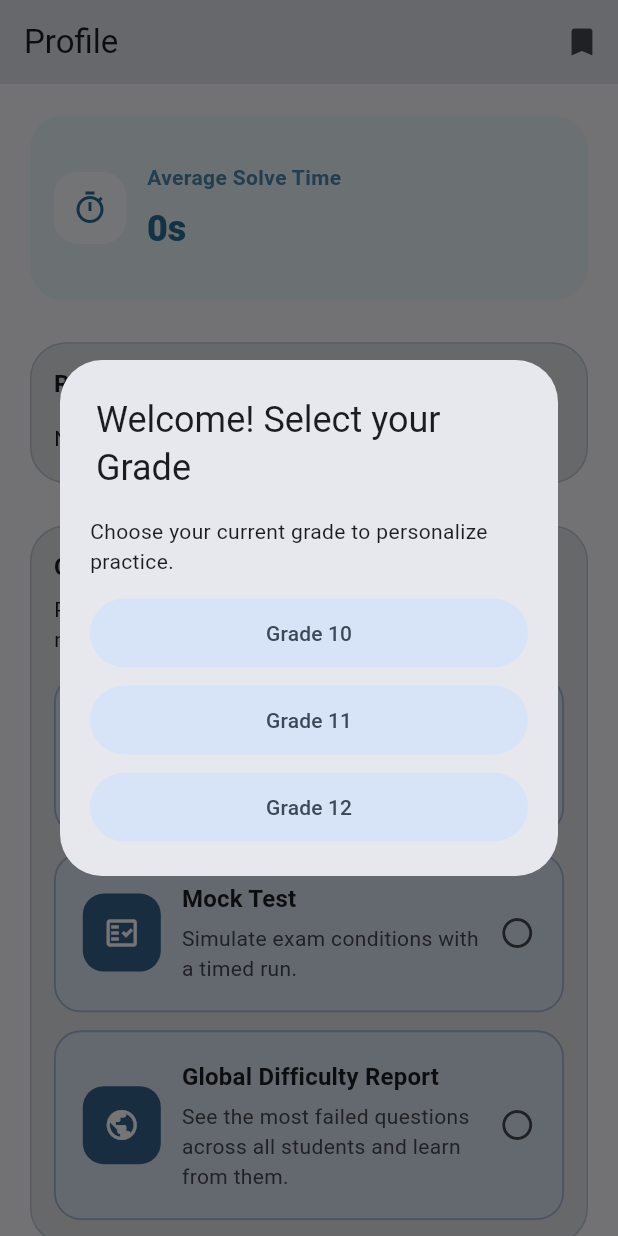
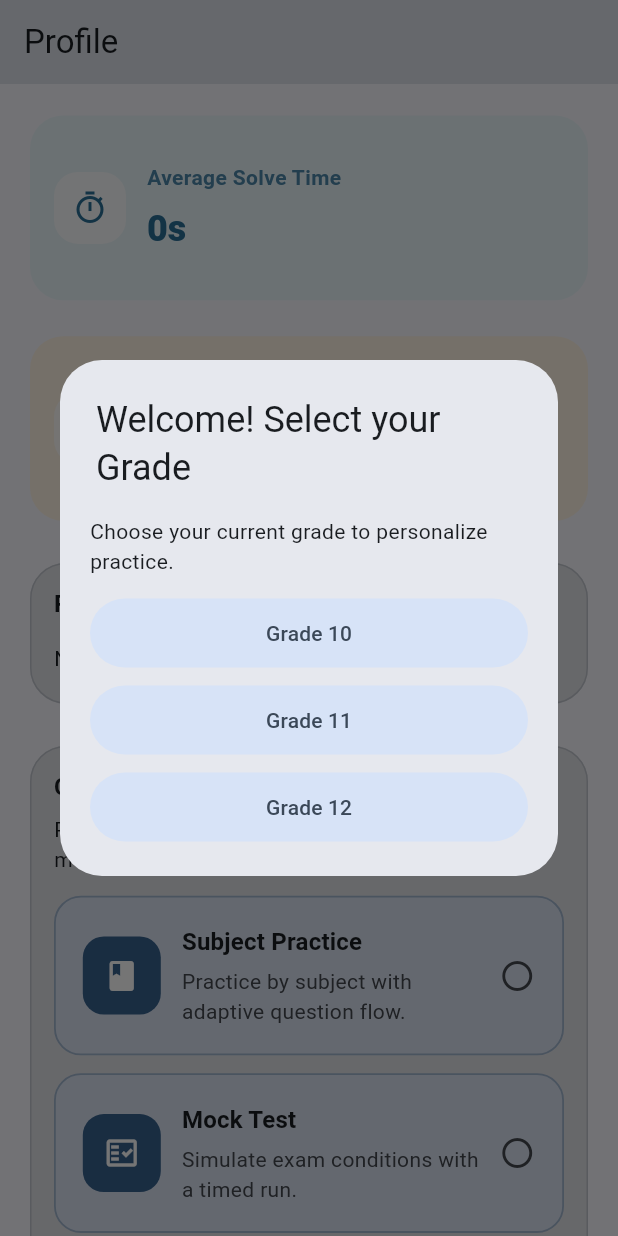
Before and after one commit to TalbiMohamedAmine/QiyasReady, a Flutter app: the screen it shows once a user with an empty profile is signed in, scrolled down 576 dp, on a phone screen of 412 x 824 dp. Run offline on Flutter 3.47's test engine with Material 3 defaults, Android fonts, the phone set to English and light mode, and no system bars; our stand-ins replace cloud_firestore, firebase_auth, firebase_core, flutter_dotenv, flutter_markdown, flutter_riverpod and 2 more; missing offline and left inert: screen_protector; accounts and stored records are empty.

Commit message:
feat: add ProfileDashboardScreen and clean up redundant crypto dependency in pubspec.yaml

```diff
--- a/lib/features/profile/screens/profile_dashboard_screen.dart
+++ b/lib/features/profile/screens/profile_dashboard_screen.dart
@@ -8,6 +8,7 @@ import '../../analytics/screens/global_report_screen.dart';
 import '../../adaptive_practice/screens/practice_runner_screen.dart';
 import '../../onboarding/screens/welcome_screen.dart';
 import '../screens/bookmarked_questions_screen.dart';
+import '../../practice/services/bookmark_service.dart';
 import '../../auth/providers/auth_provider.dart';
 import '../../mock_exam/screens/mock_exam_screen.dart';
 import '../../subscriptions/providers/subscriptions_provider.dart';
@@ -102,19 +103,6 @@ class ProfileDashboardScreen extends ConsumerWidget {
       appBar: AppBar(
         title: const Text('Profile'),
         centerTitle: false,
-        actions: [
-          IconButton(
-            onPressed: () {
-              Navigator.of(context).push(
-                MaterialPageRoute<void>(
-                  builder: (_) => const BookmarkedQuestionsScreen(),
-                ),
-              );
-            },
-            icon: const Icon(Icons.bookmark_rounded),
-            tooltip: 'Saved Questions',
-          ),
-        ],
       ),
       body: SafeArea(
         child: Center(
@@ -140,6 +128,9 @@ class ProfileDashboardScreen extends ConsumerWidget {
                       final isWide = constraints.maxWidth >= 720;
                       final crossAxisCount = isWide ? 2 : 1;
 
+                    final bookmarksAsync = ref.watch(bookmarkedQuestionsProvider);
+                    final savedCount = bookmarksAsync.valueOrNull?.length ?? 0;
+
                       return GridView(
                         shrinkWrap: true,
                         physics: const NeverScrollableScrollPhysics(),
@@ -150,33 +141,39 @@ class ProfileDashboardScreen extends ConsumerWidget {
                           childAspectRatio: isWide ? 1.65 : 2.9,
                         ),
                         children: profileAsync.when(
-                          loading: () => const [
-                            _StatsLoadingCard(
+                          loading: () => [
+                            const _StatsLoadingCard(
                                 label: 'Total Questions Answered'),
-                            _StatsLoadingCard(label: 'Overall Accuracy'),
-                            _StatsLoadingCard(label: 'Average Solve Time'),
+                            const _StatsLoadingCard(label: 'Overall Accuracy'),
+                            const _StatsLoadingCard(label: 'Average Solve Time'),
+                            _BookmarkStatCard(
+                              value: '$savedCount',
+                            ),
                           ],
-                          error: (_, __) => const [
-                            StatCard(
+                          error: (_, __) => [
+                            const StatCard(
                               label: 'Total Questions Answered',
                               value: '0',
                               icon: Icons.quiz_outlined,
                               accentColor: Color(0xFF0F4C81),
                               backgroundColor: Color(0xFFEAF3FF),
                             ),
-                            StatCard(
+                            const StatCard(
                               label: 'Overall Accuracy',
                               value: '0%',
                               icon: Icons.track_changes_outlined,
                               accentColor: Color(0xFF1B7F5B),
                               backgroundColor: Color(0xFFE7F7F0),
                             ),
-                            StatCard(
+                            const StatCard(
                               label: 'Average Solve Time',
                               value: '0s',
                               icon: Icons.timer_outlined,
                               accentColor: Color(0xFF2A6F97),
                               backgroundColor: Color(0xFFEAF6FB),
+                            ),
+                            _BookmarkStatCard(
+                              value: '$savedCount',
                             ),
                           ],
                           data: (_) => [
@@ -200,6 +197,9 @@ class ProfileDashboardScreen extends ConsumerWidget {
                               icon: Icons.timer_outlined,
                               accentColor: const Color(0xFF2A6F97),
                               backgroundColor: const Color(0xFFEAF6FB),
+                            ),
+                            _BookmarkStatCard(
+                              value: '$savedCount',
                             ),
                           ],
                         ),
@@ -1081,6 +1081,86 @@ class StatCard extends StatelessWidget {
   }
 }
 
+class _BookmarkStatCard extends StatelessWidget {
+  const _BookmarkStatCard({
+    required this.value,
+  });
+
+  final String value;
+
+  static const _accentColor = Color(0xFFB36B00);
+  static const _backgroundColor = Color(0xFFFFF4E5);
+
+  @override
+  Widget build(BuildContext context) {
+    return Card(
+      elevation: 0,
+      color: _backgroundColor,
+      shape: RoundedRectangleBorder(
+        borderRadius: BorderRadius.circular(22),
+      ),
+      clipBehavior: Clip.antiAlias,
+      child: InkWell(
+        onTap: () {
+          Navigator.of(context).push(
+            MaterialPageRoute<void>(
+              builder: (_) => const BookmarkedQuestionsScreen(),
+            ),
+          );
+        },
+        child: Padding(
+          padding: const EdgeInsetsDirectional.fromSTEB(16, 16, 16, 16),
+          child: Row(
+            children: [
+              Container(
+                width: 48,
+                height: 48,
+                decoration: BoxDecoration(
+                  color: Colors.white.withValues(alpha: 0.8),
+                  borderRadius: BorderRadius.circular(16),
+                ),
+                child: const Icon(Icons.bookmark_rounded, color: _accentColor),
+              ),
+              const SizedBox(width: 14),
+              Expanded(
+                child: Column(
+                  crossAxisAlignment: CrossAxisAlignment.start,
+                  mainAxisSize: MainAxisSize.min,
+                  children: [
+                    Text(
+                      'Saved Questions',
+                      maxLines: 2,
+                      overflow: TextOverflow.ellipsis,
+                      style: Theme.of(context).textTheme.bodyMedium?.copyWith(
+                            color: _accentColor.withValues(alpha: 0.82),
+                            fontWeight: FontWeight.w600,
+                          ),
+                    ),
+                    const SizedBox(height: 8),
+                    Text(
+                      value,
+                      style:
+                          Theme.of(context).textTheme.headlineSmall?.copyWith(
+                                color: _accentColor,
+                                fontWeight: FontWeight.w800,
+                              ),
+                    ),
+                  ],
+                ),
+              ),
+              Icon(
+                Icons.arrow_forward_ios_rounded,
+                size: 16,
+                color: _accentColor.withValues(alpha: 0.5),
+              ),
+            ],
+          ),
+        ),
+      ),
+    );
+  }
+}
+
 class _ExamModeActionCard extends StatelessWidget {
   const _ExamModeActionCard({
     required this.title,
--- a/pubspec.yaml
+++ b/pubspec.yaml
@@ -22,7 +22,6 @@ dependencies:
   sign_in_with_apple: ^6.1.4
   crypto: ^3.0.3
   screen_protector: ^1.5.1
-  crypto: ^3.0.3
   flutter_markdown: ^0.7.6
 
 dev_dependencies:
```
